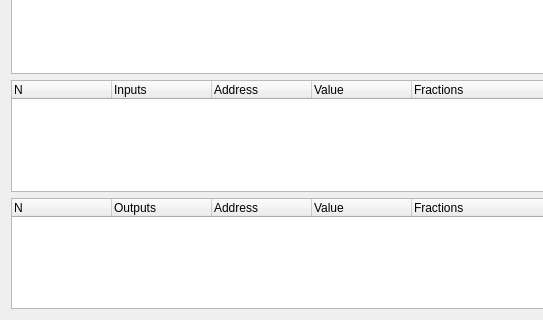
The window that src/qt/forms/infopage.ui (bitbaymarket/bitbay-core) describes before a commit, drawn with Qt 5; both pictures show x 0 to 543 and y 103 to 423 of the 720 by 423 pixel window.
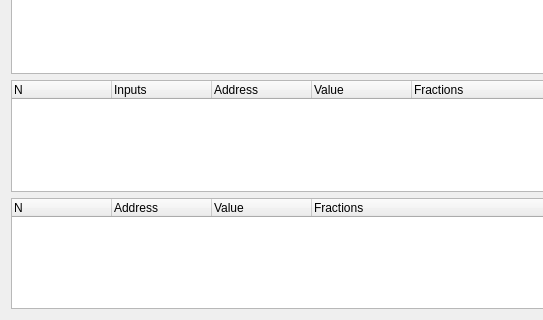
The same window after the commit. The open tabs and pages were chosen to show the change.

Commit message: Show fractions chart preview

What changed in the file:
```diff
--- a/src/qt/forms/infopage.ui
+++ b/src/qt/forms/infopage.ui
@@ -204,11 +204,6 @@
            <string>N</string>
           </property>
          </column>
-         <column>
-          <property name="text">
-           <string>Outputs</string>
-          </property>
-         </column>
          <column>
           <property name="text">
            <string>Address</string>
```
The commit also changes 2 other files.
